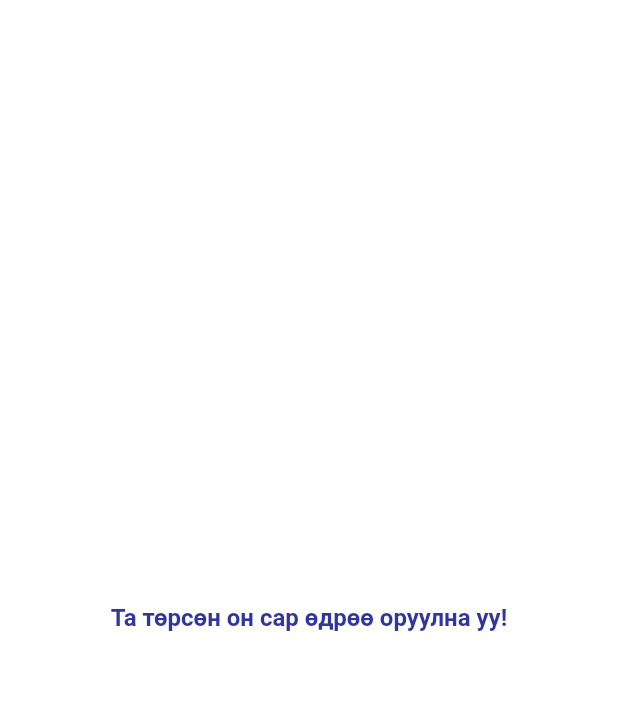
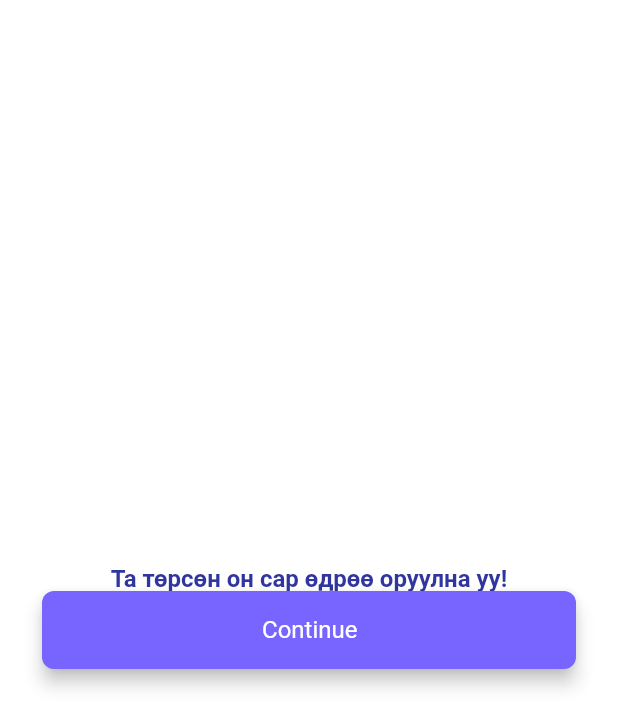
Before and after one commit to enkhtur0123/medlegten, a Flutter app: the AgePage screen opened by its route, on a phone screen of 412 x 824 dp. Shown: the top 728 px of the screen. Run offline on Flutter 3.47's test engine with Material 2 defaults, Android fonts, the phone set to English and light mode, and no system bars; our stand-ins replace auto_route, carousel_slider, dio, firebase_auth, firebase_core, flutter_hooks and 7 more; missing offline and left inert: flutter_facebook_auth; accounts and stored records are empty; network calls fail; Roboto replaces fonts that are missing (Roboto-Bold, Roboto-Regular).

Commit message:
commit at 2021 12 23

```diff
--- a/medlegten/lib/main.dart
+++ b/medlegten/lib/main.dart
@@ -1,3 +1,4 @@
+import 'package:firebase_core/firebase_core.dart';
 import 'package:flutter/material.dart';
 import 'package:get_storage/get_storage.dart';
 import 'package:hooks_riverpod/hooks_riverpod.dart';
@@ -6,6 +7,7 @@ import 'package:medlegten/utils/app_router.dart';
 
 void main() async {
   WidgetsFlutterBinding.ensureInitialized();
+  await Firebase.initializeApp();
   await GetStorage.init();
   runApp(ProviderScope(child: MyApp()));
 }
--- a/medlegten/lib/pages/StartPages/age.dart
+++ b/medlegten/lib/pages/StartPages/age.dart
@@ -1,5 +1,6 @@
 import 'package:flutter/material.dart';
 import 'package:medlegten/common/colors.dart';
+import 'package:medlegten/components/wide_button.dart';
 
 class AgePage extends StatelessWidget {
   const AgePage({Key? key}) : super(key: key);
@@ -9,7 +10,11 @@ class AgePage extends StatelessWidget {
   Widget build(BuildContext context) {
     return Scaffold(
       backgroundColor: Colors.white,
-      body: Center(
+      body: Column(
+        crossAxisAlignment: CrossAxisAlignment.center,
+        mainAxisAlignment: MainAxisAlignment.center,
+        children: [
+          Flexible(
             child: Text(
               'Та төрсөн он сар өдрөө оруулна уу!',
               textAlign: TextAlign.center,
@@ -21,6 +26,19 @@ class AgePage extends StatelessWidget {
                   height: 1),
             ),
           ),
+          Flexible(
+            flex: 2,
+            child: WideButton(
+              "Continue",
+              ColorTable.color120_100_254,
+              ColorTable.color255_255_255,
+              () {
+                //AutoRouter.of(context).push(const LoginRoute());
+              },
+            ),
+          ),
+        ],
+      ),
     );
   }
 }
--- a/medlegten/lib/repositories/repository.dart
+++ b/medlegten/lib/repositories/repository.dart
@@ -18,9 +18,10 @@ class Repository {
   }
 
   //T0rr2flSZvRRwkZJMFMPLGttmZLDJS2pIfTg2yvYMiJNy5OXNptODn28TiJ1tZeV
-  setToken({String? token}) async {
+  Future<String> setToken({String? token}) async {
     token ??= GetStorage().read('token') ?? '';
     _dio.options.headers['authorization'] = token;
+    return token;
   }
 
   snackBar(msg) => Fluttertoast.showToast(
```
Also changed, not shown: medlegten/lib/pages/StartPages/start.dart (+3 -7 lines), medlegten/lib/providers/auth_provider.dart (+37 -22 lines), medlegten/lib/repositories/login_repository.dart (+20 -4 lines). Lines whose indentation alone changed are shown as unchanged.
